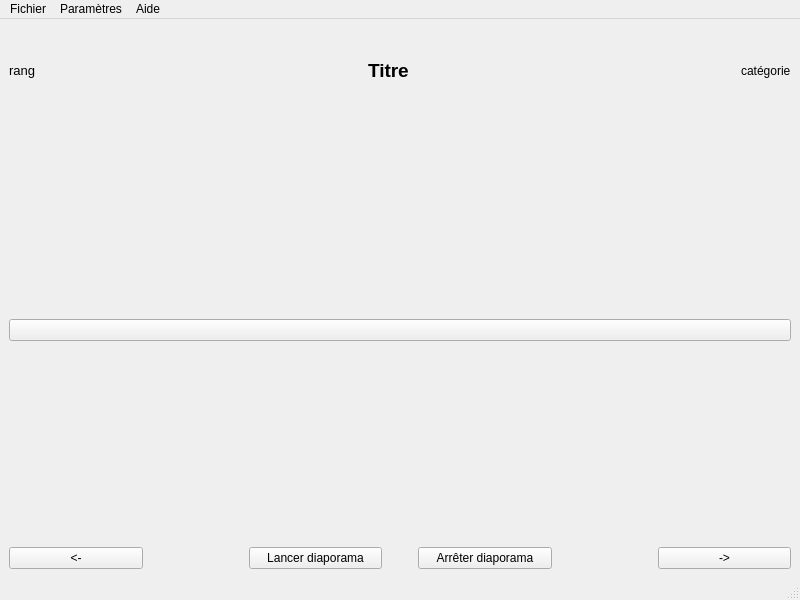
Qt form v1_Diaporama/LecteurVue/lecteurvue.ui (Lucas-kiss/S2.01) before a commit.
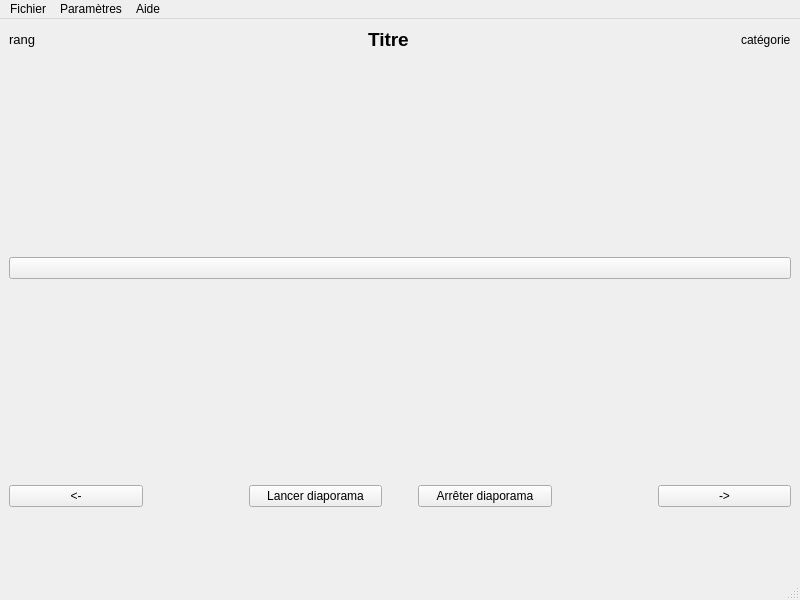
The same form after that commit.

Patch:
```diff
--- a/v1_Diaporama/LecteurVue/lecteurvue.ui
+++ b/v1_Diaporama/LecteurVue/lecteurvue.ui
@@ -251,6 +251,13 @@
       </item>
      </layout>
     </item>
+    <item>
+     <widget class="QLabel" name="lMode">
+      <property name="text">
+       <string/>
+      </property>
+     </widget>
+    </item>
    </layout>
   </widget>
   <widget class="QMenuBar" name="menubar">
```
